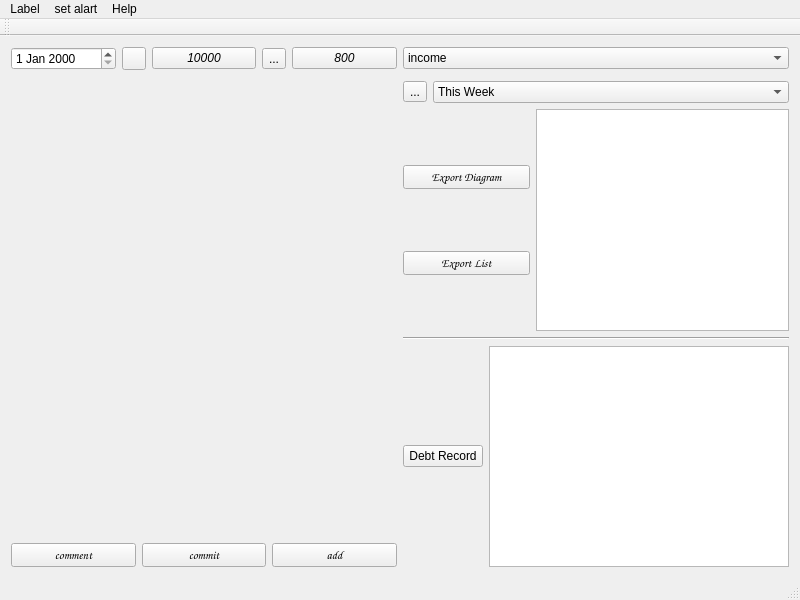
This is mainwindow.ui in likicode/accounting_proj as Qt 5 draws it before an edit. The edited form follows.
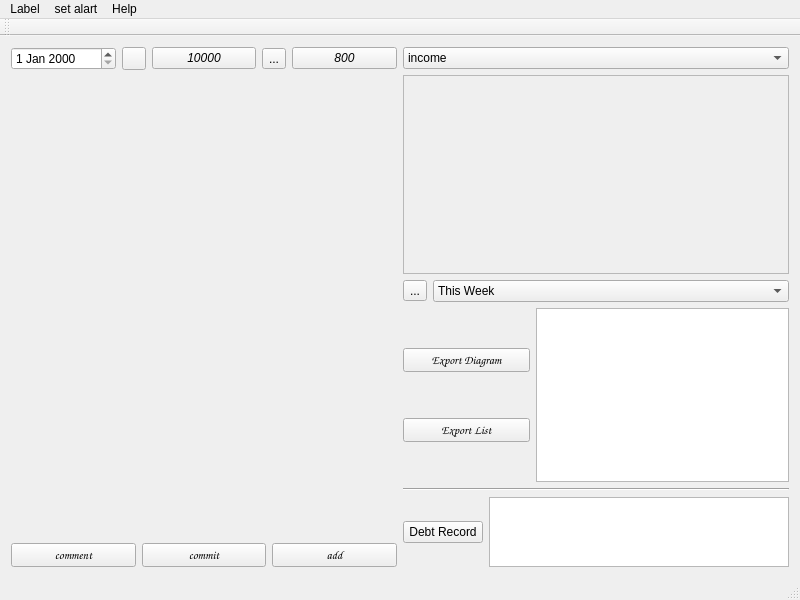
This is the edited form. Icons and pictures are not drawn.

What changed in the file:
```diff
--- a/mainwindow.ui
+++ b/mainwindow.ui
@@ -142,7 +142,7 @@
       <item>
        <layout class="QVBoxLayout" name="verticalLayout_3">
         <item>
-         <layout class="QVBoxLayout" name="verticalLayout" stretch="0,0,0,0,0,0">
+         <layout class="QVBoxLayout" name="verticalLayout" stretch="1,8,2,7,1,1">
           <item>
            <widget class="QComboBox" name="comboBox">
             <item>
```
